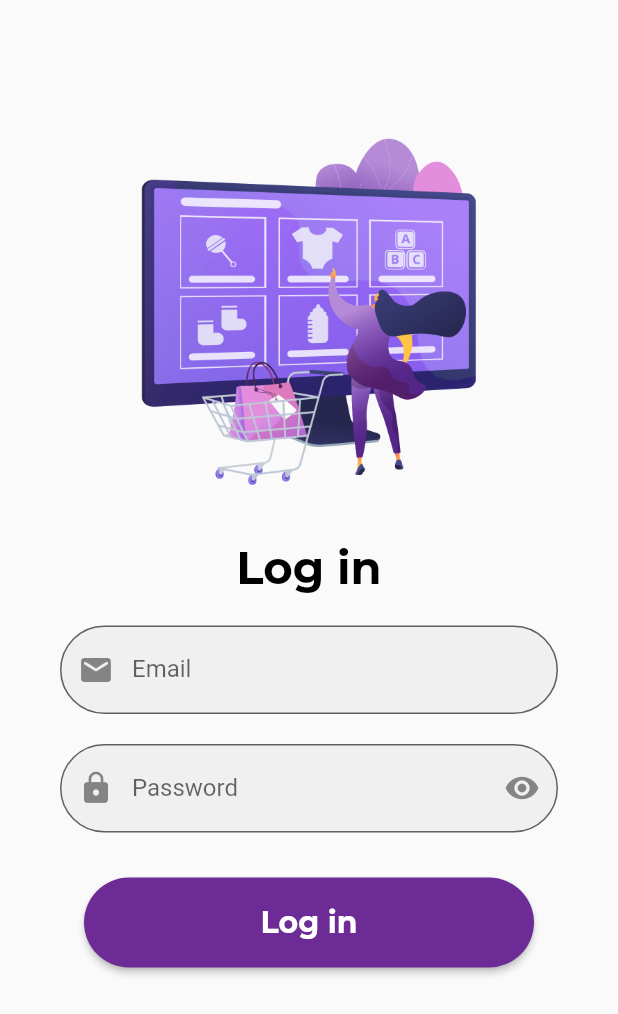
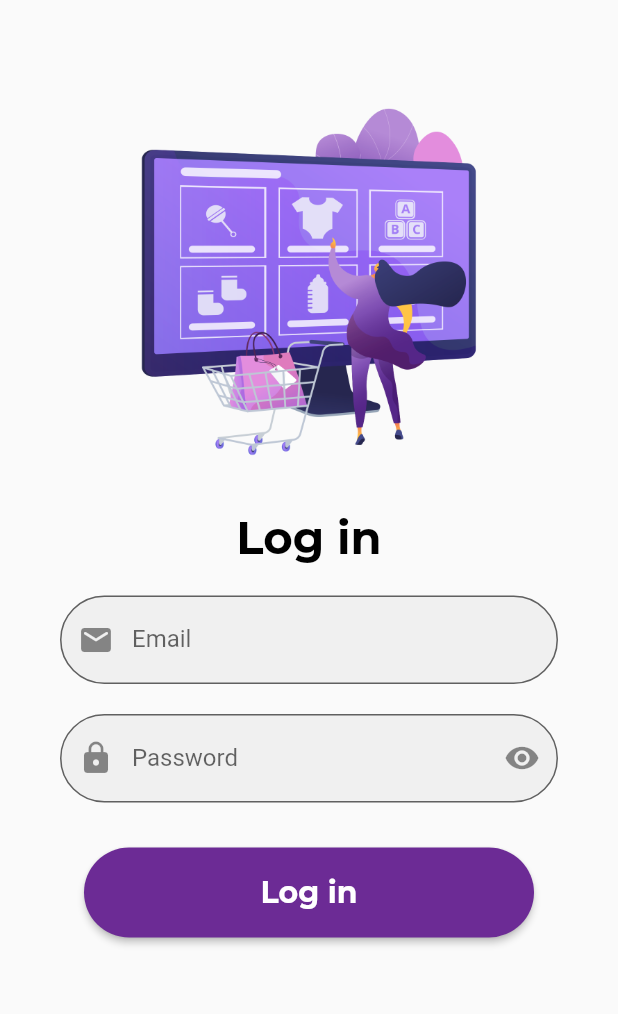
Before and after one commit to AntonDirani/cozy_mart_app, a Flutter app: the screen it shows after launch, after a tap on "Login", on a phone screen of 412 x 824 dp. Shown: the top 1014 px of the screen. Run offline on Flutter 3.47's test engine with Material 2 defaults, Android fonts, the phone set to English and light mode, and no system bars.

Commit message:
Edit hieght to 40.0 px

```diff
--- a/lib/Screens/login_page.dart
+++ b/lib/Screens/login_page.dart
@@ -18,7 +18,7 @@ class LoginPage extends StatelessWidget {
                   // mainAxisAlignment: MainAxisAlignment.center,
                   children: [
                     const SizedBox(
-                      height: 60.0,
+                      height: 40.0,
                     ),
                     Image.asset(
                       'images/Login.png',
```
